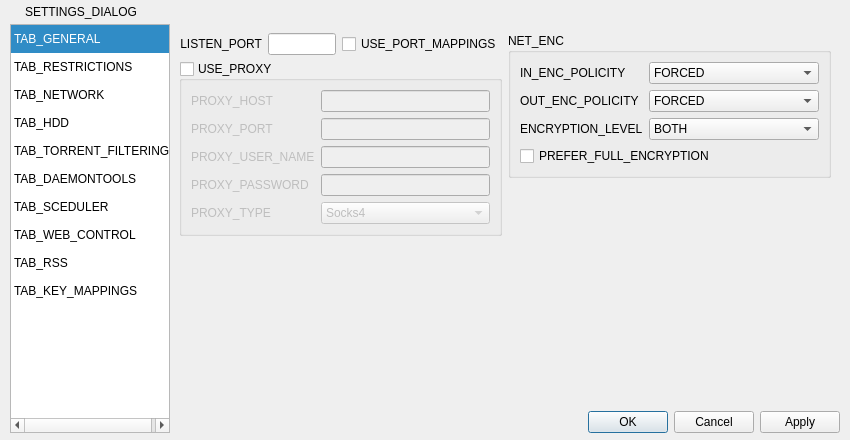
Before: the Qt Designer form src/core/gui/FormFiles/SettingsDialog.ui in CuteTorrent/CuteTorrent, drawn with Qt 5.
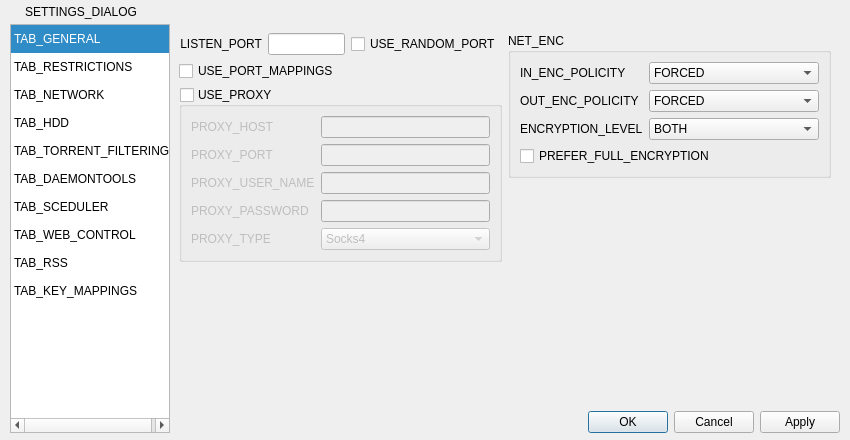
After: the same form once the commit is applied. The open tabs and pages were chosen to show the change. Icons and pictures are not drawn.

What changed in the file:
```diff
--- a/src/core/gui/FormFiles/SettingsDialog.ui
+++ b/src/core/gui/FormFiles/SettingsDialog.ui
@@ -869,14 +869,7 @@
             </property>
            </widget>
           </item>
-          <item row="0" column="2">
-           <widget class="QCheckBox" name="portMappingsCheckBox">
-            <property name="text">
-             <string>USE_PORT_MAPPINGS</string>
-            </property>
-           </widget>
-          </item>
-          <item row="0" column="3" rowspan="2">
+          <item row="0" column="3" rowspan="3">
            <widget class="QGroupBox" name="groupBox_10">
             <property name="title">
              <string>NET_ENC</string>
@@ -991,7 +984,7 @@
             </layout>
            </widget>
           </item>
-          <item row="1" column="0" rowspan="2" colspan="3">
+          <item row="2" column="0" rowspan="2" colspan="3">
            <widget class="QGroupBox" name="proxyGroupBox">
             <property name="enabled">
              <bool>true</bool>
@@ -1120,7 +1113,7 @@
             </layout>
            </widget>
           </item>
-          <item row="2" column="3" rowspan="2">
+          <item row="3" column="3" rowspan="2">
            <spacer name="verticalSpacer_5">
             <property name="orientation">
              <enum>Qt::Vertical</enum>
@@ -1133,7 +1126,7 @@
             </property>
            </spacer>
           </item>
-          <item row="3" column="0" colspan="3">
+          <item row="4" column="0" colspan="3">
            <spacer name="verticalSpacer_4">
             <property name="orientation">
              <enum>Qt::Vertical</enum>
@@ -1146,6 +1139,20 @@
             </property>
            </spacer>
           </item>
+          <item row="0" column="2">
+           <widget class="QCheckBox" name="useRandomPortCheckBox">
+            <property name="text">
+             <string>USE_RANDOM_PORT</string>
+            </property>
+           </widget>
+          </item>
+          <item row="1" column="0" colspan="3">
+           <widget class="QCheckBox" name="portMappingsCheckBox">
+            <property name="text">
+             <string>USE_PORT_MAPPINGS</string>
+            </property>
+           </widget>
+          </item>
          </layout>
         </widget>
         <widget class="QWidget" name="hddTab">
```
Left out of the diff: 19 changed lines with no effect on the pictures.
